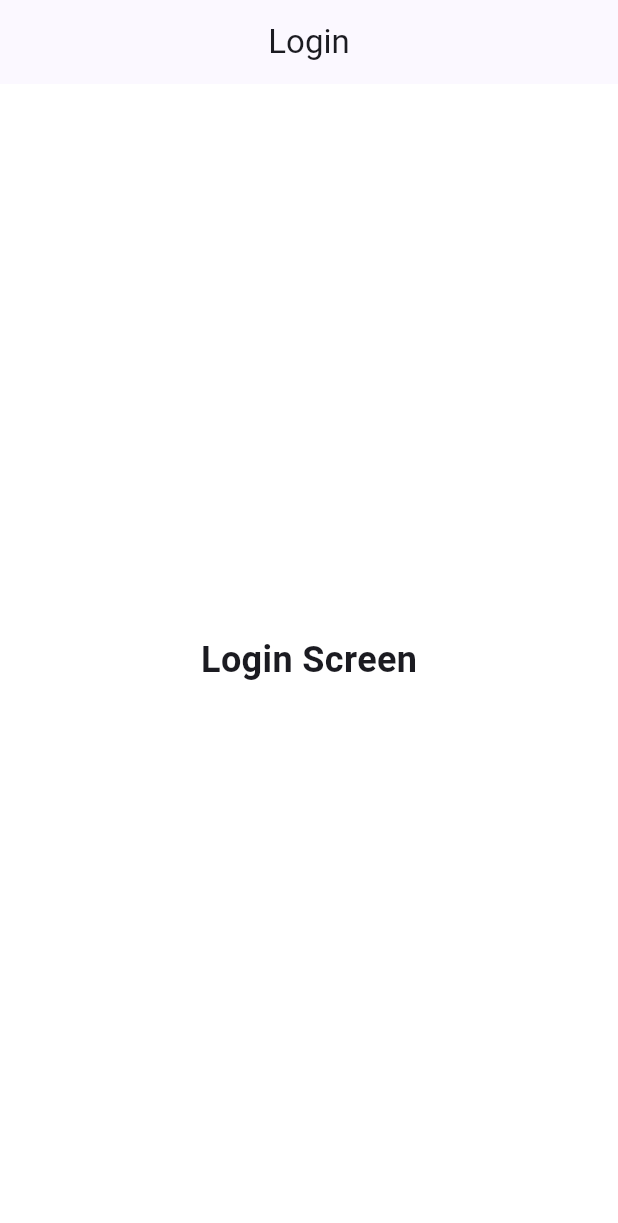
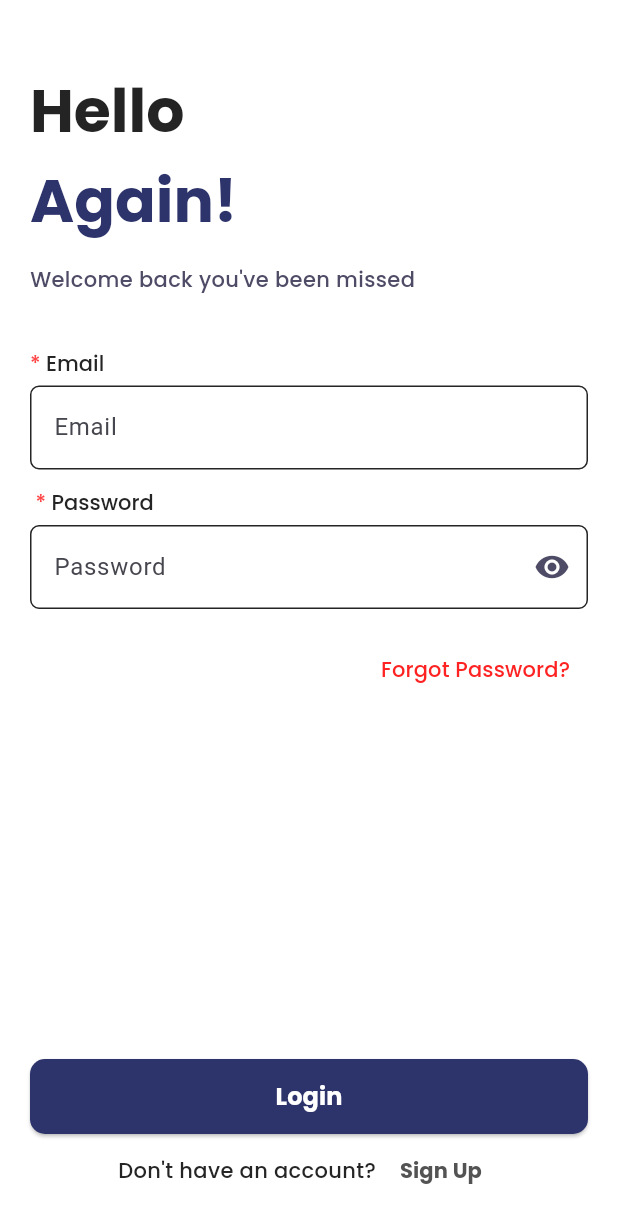
Before and after one commit to yoga220802/news_hive, a Flutter app: the screen it shows after launch, after a tap on "Skip", after a tap on "Get Started", on a phone screen of 412 x 824 dp. Shown: the top 1223 px of the screen. Run offline on Flutter 3.47's test engine with Material 3 defaults, Android fonts, the phone set to English and light mode, and no system bars; our stand-ins replace flutter_screenutil, google_fonts, smooth_page_indicator.

Commit message:
feat(auth): implement login page UI and add basic input validation

```diff
--- a/lib/view/introduction_screen.dart
+++ b/lib/view/introduction_screen.dart
@@ -1,5 +1,5 @@
 import 'package:flutter/material.dart';
-import 'package:news_hive/view/login.dart';
+import 'package:news_hive/view/login_screen.dart';
 import 'package:news_hive/view/utils/helper.dart';
 import 'package:smooth_page_indicator/smooth_page_indicator.dart';
 
--- a/lib/view/login.dart
+++ /dev/null
@@ -1,24 +0,0 @@
-import 'package:flutter/material.dart';
-
-class LoginScreen extends StatefulWidget {
-  const LoginScreen({super.key});
-
-  @override
-  State<LoginScreen> createState() => _LoginScreenState();
-}
-
-class _LoginScreenState extends State<LoginScreen> {
-  @override
-  Widget build(BuildContext context) {
-    return Scaffold(
-      appBar: AppBar(title: Text('Login'), centerTitle: true),
-      backgroundColor: Colors.white,
-      body: Center(
-        child: Text(
-          'Login Screen',
-          style: TextStyle(fontSize: 24, fontWeight: FontWeight.bold),
-        ),
-      ),
-    );
-  }
-}
--- /dev/null
+++ b/lib/view/login_screen.dart
@@ -0,0 +1,307 @@
+import 'package:flutter/material.dart';
+import 'package:news_hive/view/utils/helper.dart';
+
+class LoginScreen extends StatefulWidget {
+  const LoginScreen({super.key});
+
+  @override
+  State<LoginScreen> createState() => _LoginScreenState();
+}
+
+class _LoginScreenState extends State<LoginScreen> {
+  final _formKey = GlobalKey<FormState>();
+  final TextEditingController emailController = TextEditingController();
+  final TextEditingController passwordController = TextEditingController();
+  bool obscureText = true;
+  String? errorMessage;
+
+  final String dummyEmail = "udin@example.com";
+  final String dummyPassword = "1234";
+
+  bool isEmailInvalid = false;
+  bool isPasswordInvalid = false;
+
+  void handleLogin() {
+    final isValid = _formKey.currentState!.validate();
+
+    if (isValid) {
+      final email = emailController.text.trim();
+      final password = passwordController.text.trim();
+
+      setState(() {
+        if (email != dummyEmail || password != dummyPassword) {
+          errorMessage = "Invalid email or password.";
+          isEmailInvalid = true;
+          isPasswordInvalid = true;
+          _formKey.currentState!.validate(); // Trigger ulang validator
+        } else {
+          errorMessage = null;
+          isEmailInvalid = false;
+          isPasswordInvalid = false;
+
+          ScaffoldMessenger.of(context).showSnackBar(
+            SnackBar(
+              backgroundColor: cSuccess,
+              content: const Text("Login successful!"),
+              duration: const Duration(seconds: 3),
+            ),
+          );
+        }
+      });
+    }
+  }
+
+  @override
+  void dispose() {
+    emailController.dispose();
+    passwordController.dispose();
+    super.dispose();
+  }
+
+  @override
+  Widget build(BuildContext context) {
+    return Scaffold(
+      backgroundColor: Colors.white,
+      body: SafeArea(
+        child: LayoutBuilder(
+          builder: (context, constraints) {
+            return SingleChildScrollView(
+              child: ConstrainedBox(
+                constraints: BoxConstraints(minHeight: constraints.maxHeight),
+                child: IntrinsicHeight(
+                  child: Padding(
+                    padding: const EdgeInsets.all(20),
+                    child: Form(
+                      key: _formKey,
+                      child: Column(
+                        crossAxisAlignment: CrossAxisAlignment.start,
+                        children: [
+                          vsLarge,
+                          SizedBox(
+                            width: 150,
+                            height: 120,
+                            child: RichText(
+                              text: TextSpan(
+                                children: [
+                                  TextSpan(
+                                    text: 'Hello',
+                                    style: poppinsStyle(
+                                      fontSize: tsHeadLine1,
+                                      fontWeight: fSemiBold,
+                                      color: cBlack,
+                                    ),
+                                  ),
+                                  TextSpan(
+                                    text: ' Again!',
+                                    style: poppinsStyle(
+                                      fontSize: tsHeadLine1,
+                                      fontWeight: fSemiBold,
+                                      color: cPrimary,
+                                    ),
+                                  ),
+                                ],
+                              ),
+                            ),
+                          ),
+                          vsSmall,
+                          Text(
+                            'Welcome back you\'ve been missed',
+                            style: poppinsStyle(
+                              fontSize: tsSubtitle2,
+                              fontWeight: fRegular,
+                              color: cTextBlue,
+                            ),
+                          ),
+                          vsXLarge,
+                          RichText(
+                            text: TextSpan(
+                              children: [
+                                TextSpan(
+                                  text: '*',
+                                  style: poppinsStyle(
+                                    fontSize: tsSubtitle2,
+                                    fontWeight: fRegular,
+                                    color: cRequired,
+                                  ),
+                                ),
+                                TextSpan(
+                                  text: ' Email',
+                                  style: poppinsStyle(
+                                    fontSize: tsSubtitle2,
+                                    fontWeight: fRegular,
+                                    color: cBlack,
+                                  ),
+                                ),
+                              ],
+                            ),
+                          ),
+                          vsSuperTiny,
+                          TextFormField(
+                            controller: emailController,
+                            onChanged: (_) {
+                              if (isEmailInvalid) {
+                                setState(() {
+                                  isEmailInvalid = false;
+                                });
+                              }
+                            },
+                            validator: (value) {
+                              if (value == null || value.isEmpty) {
+                                return 'Email is required';
+                              }
+                              if (isEmailInvalid) {
+                                return errorMessage;
+                              }
+                              return null;
+                            },
+                            decoration: InputDecoration(
+                              hintText: 'Email',
+                              enabledBorder: enabledBorder,
+                              focusedBorder: focusBorder,
+                              errorBorder: errorBorder,
+                              focusedErrorBorder: focusedErrorBorder,
+                            ),
+                          ),
+                          vsSmall,
+                          RichText(
+                            text: TextSpan(
+                              children: [
+                                TextSpan(
+                                  text: ' *',
+                                  style: poppinsStyle(
+                                    fontSize: tsSubtitle2,
+                                    fontWeight: fRegular,
+                                    color: cRequired,
+                                  ),
+                                ),
+                                TextSpan(
+                                  text: ' Password',
+                                  style: poppinsStyle(
+                                    fontSize: tsSubtitle2,
+                                    fontWeight: fRegular,
+                                    color: cBlack,
+                                  ),
+                                ),
+                              ],
+                            ),
+                          ),
+                          vsSuperTiny,
+                          TextFormField(
+                            controller: passwordController,
+                            obscureText: obscureText,
+                            onChanged: (_) {
+                              if (isPasswordInvalid) {
+                                setState(() {
+                                  isPasswordInvalid = false;
+                                });
+                              }
+                            },
+                            validator: (value) {
+                              if (value == null || value.isEmpty) {
+                                return 'Password is required';
+                              }
+                              if (isPasswordInvalid) {
+                                return errorMessage;
+                              }
+                              return null;
+                            },
+                            decoration: InputDecoration(
+                              hintText: 'Password',
+                              enabledBorder: enabledBorder,
+                              focusedBorder: focusBorder,
+                              errorBorder: errorBorder,
+                              focusedErrorBorder: focusedErrorBorder,
+                              suffixIcon: IconButton(
+                                icon: Icon(
+                                  obscureText
+                                      ? Icons.visibility
+                                      : Icons.visibility_off,
+                                  color: cTextBlue,
+                                ),
+                                onPressed: () {
+                                  setState(() {
+                                    obscureText = !obscureText;
+                                  });
+                                },
+                              ),
+                            ),
+                          ),
+                          vsMedium,
+                          Align(
+                            alignment: Alignment.centerRight,
+                            child: TextButton(
+                              onPressed: () => (),
+                              child: Text(
+                                'Forgot Password?',
+                                style: poppinsStyle(
+                                  fontSize: tsSubtitle2,
+                                  fontWeight: fRegular,
+                                  color: cError,
+                                ),
+                              ),
+                            ),
+                          ),
+                          const Spacer(), // Mengisi ruang kosong antara form dan tombol
+                          vsLarge,
+                          ElevatedButton(
+                            onPressed: handleLogin,
+                            style: ElevatedButton.styleFrom(
+                              backgroundColor: cPrimary,
+                              shape: RoundedRectangleBorder(
+                                borderRadius: BorderRadius.circular(10),
+                              ),
+                              minimumSize: const Size.fromHeight(50),
+                            ),
+                            child: Text(
+                              'Login',
+                              style: poppinsStyle(
+                                fontSize: tsSubtitle1,
+                                fontWeight: fSemiBold,
+                                color: cTextWhite,
+                              ),
+                            ),
+                          ),
+                          hsSmall,
+                          Row(
+                            mainAxisAlignment: MainAxisAlignment.center,
+                            children: [
+                              Text(
+                                'Don\'t have an account? ',
+                                style: poppinsStyle(
+                                  fontSize: tsSubtitle2,
+                                  fontWeight: fRegular,
+                                  color: cBlack,
+                                ),
+                              ),
+                              TextButton(
+                                onPressed: () {
+                                  // Navigasi ke halaman SignUpScreen
+                                  Navigator.pushReplacementNamed(
+                                    context,
+                                    '/signup',
+                                  );
+                                },
+                                child: Text(
+                                  'Sign Up',
+                                  style: poppinsStyle(
+                                    fontSize: tsSubtitle2,
+                                    fontWeight: fSemiBold,
+                                    color: cGrey,
+                                  ),
+                                ),
+                              ),
+                            ],
+                          ),
+                        ],
+                      ),
+                    ),
+                  ),
+                ),
+              ),
+            );
+          },
+        ),
+      ),
+    );
+  }
+}
--- a/lib/view/utils/helper.dart
+++ b/lib/view/utils/helper.dart
@@ -4,12 +4,13 @@ import 'package:google_fonts/google_fonts.dart';
 // Colors
 const Color cPrimary = Color.fromRGBO(45, 51, 107, 1);
 const Color cTextWhite = Color.fromRGBO(255, 255, 255, 1);
-const Color cTextBlue = Color.fromRGBO(42, 45, 147, 1);
+const Color cTextBlue = Color.fromRGBO(78, 75, 102, 1);
 const Color cLinear = Color.fromRGBO(169, 181, 223, 1);
 const Color cWhite = Color.fromRGBO(255, 255, 255, 1);
 const Color cBlack = Color.fromRGBO(36, 36, 36, 1);
 const Color cGrey = Color.fromRGBO(83, 83, 83, 1);
 const Color cError = Color.fromRGBO(255, 34, 34, 1);
+const Color cRequired = Color.fromRGBO(255, 69, 69, 1);
 const Color cSuccess = Color.fromRGBO(0, 85, 0, 1);
 
 // SizedBox
@@ -37,11 +38,12 @@ const Widget hsXLarge = SizedBox(width: 36);
 // Border
 OutlineInputBorder buildBorder({
   required Color color,
-  double borderRadius = 5,
+  double borderRadius = 6,
+  double borderWidth = 1,
 }) {
   return OutlineInputBorder(
     borderRadius: BorderRadius.circular(borderRadius),
-    borderSide: BorderSide(color: color),
+    borderSide: BorderSide(color: color, width: borderWidth),
   );
 }
 
```
